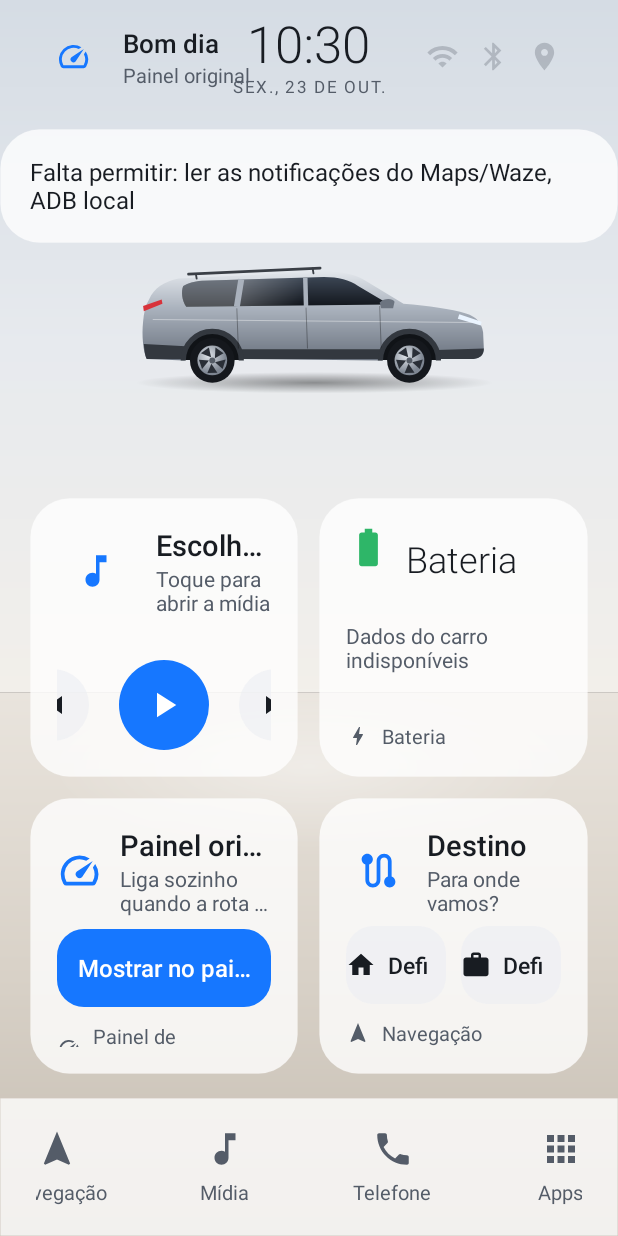
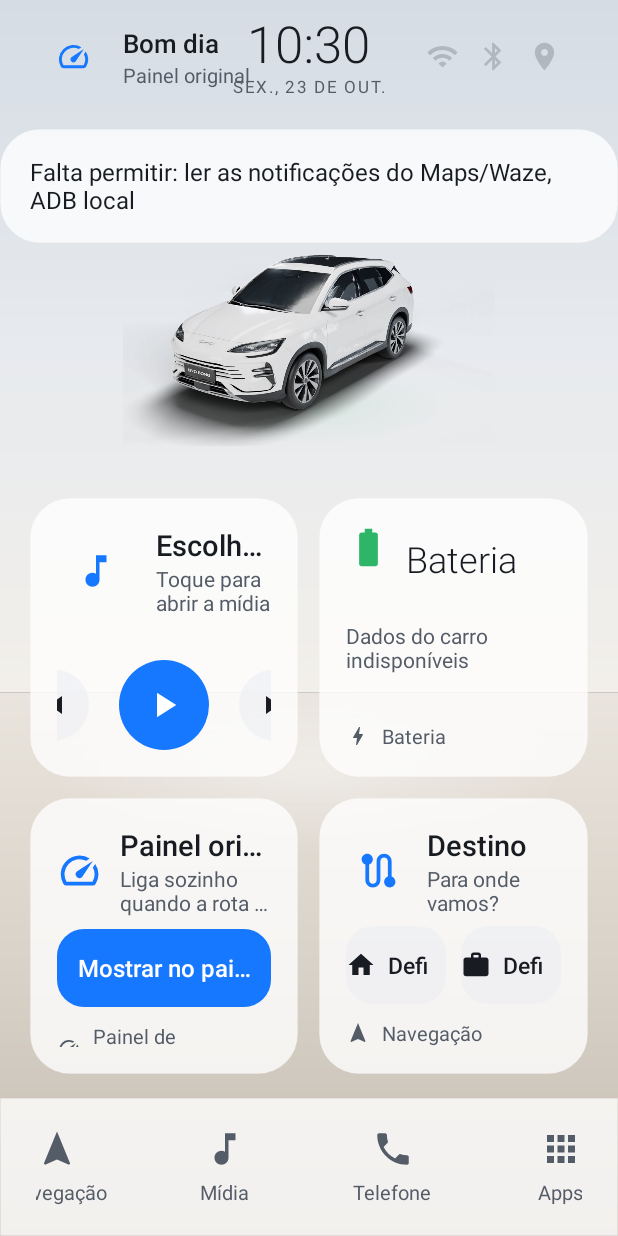
Before and after one commit to paulorochagodoi/painel-livre, an Android app: the screen it shows after launch (LauncherActivity), on a phone screen of 412 x 824 dp. Run offline under Robolectric (Android 15) with nearby library versions, the phone set to English and light mode, and no system bars; libraries missing offline, so code that uses them is left out: org.maplibre.android; 8 statements that could not run were skipped.

Commit message:
Carro 3D do Song Plus na tela inicial: vista 3/4 padrão e vista de cima com destaques

```diff
--- a/app/src/main/java/br/painellivre/ui/LauncherActivity.kt
+++ b/app/src/main/java/br/painellivre/ui/LauncherActivity.kt
@@ -53,7 +53,7 @@ import br.painellivre.nav.NavState
 import br.painellivre.nav.Place
 import br.painellivre.nav.Places
 import br.painellivre.ui.cockpit.BackdropDrawable
-import br.painellivre.ui.cockpit.CarArtDrawable
+import br.painellivre.ui.cockpit.SongCarView
 import br.painellivre.ui.cockpit.Palette
 import br.painellivre.ui.cockpit.WeatherIconDrawable
 import br.painellivre.util.Prefs
@@ -215,15 +215,18 @@ class LauncherActivity : AppCompatActivity() {
     }
 
     private fun renderCarArt() {
-        val iv = findViewById<ImageView>(R.id.carArt)
+        val iv = findViewById<SongCarView>(R.id.carArt)
+        iv.palette = palette
+        iv.modelEnabled = true
         val photo = prefs.carPhoto
         if (photo != null) {
             try {
-                contentResolver.openInputStream(Uri.parse(photo))?.use { iv.setImageDrawable(Drawable.createFromStream(it, "carro")) }
+                contentResolver.openInputStream(Uri.parse(photo))?.use { iv.modelEnabled = false; iv.setImageDrawable(Drawable.createFromStream(it, "carro")) }
                 return
             } catch (t: Throwable) { /* foto removida: volta à ilustração */ }
         }
-        iv.setImageDrawable(CarArtDrawable(palette.dark))
+        iv.setImageDrawable(null)
+        iv.invalidate()
     }
 
     private fun mapStyleUri() = "https://tiles.openfreemap.org/styles/" + if (palette.dark) "dark" else "positron"
@@ -293,6 +296,7 @@ class LauncherActivity : AppCompatActivity() {
     private var lastSdk: VehicleData.Snapshot? = null
 
     private fun renderTelemetry(t: TelemetrySnapshot) {
+        findViewById<SongCarView>(R.id.carArt).snapshot = t
         val card = findViewById<View>(R.id.telemetryCard) ?: return
         val show = t.status == TelemetrySnapshot.Status.OK && t.hasData
         card.visibility = if (show) View.VISIBLE else View.GONE
--- /dev/null
+++ b/app/src/main/java/br/painellivre/ui/cockpit/CarOverlay.kt
@@ -0,0 +1,44 @@
+package br.painellivre.ui.cockpit
+
+import br.painellivre.car.TelemetrySnapshot
+
+/** Coordenadas na imagem car_top inteira, frente à esquerda. Sem dependência do Android. */
+object CarOverlay {
+    data class Mark(val x: Float, val y: Float, val x2: Float = x, val y2: Float = y)
+    val openings = mapOf(
+        "door_fl" to Mark(.39f, .87f, .51f, .98f),
+        "door_rl" to Mark(.55f, .87f, .69f, .98f),
+        "door_fr" to Mark(.39f, .13f, .51f, .02f),
+        "door_rr" to Mark(.55f, .13f, .69f, .02f),
+        "hood" to Mark(.12f, .3f, .12f, .7f),
+        "trunk" to Mark(.94f, .28f, .94f, .72f),
+    )
+    val windows = mapOf(
+        "win_fl" to Mark(.42f, .78f, .52f, .78f),
+        "win_rl" to Mark(.57f, .78f, .68f, .78f),
+        "win_fr" to Mark(.42f, .22f, .52f, .22f),
+        "win_rr" to Mark(.57f, .22f, .68f, .22f),
+        "sunroof" to Mark(.51f, .42f, .66f, .42f),
+        "sunshade" to Mark(.51f, .58f, .66f, .58f),
+    )
+    val tyres = mapOf("fl" to Mark(.23f, .89f), "fr" to Mark(.23f, .11f),
+        "rl" to Mark(.79f, .89f), "rr" to Mark(.79f, .11f))
+    // Traseira direita: ajustar aqui se a conferência do ano/modelo indicar outra posição.
+    val charger = Mark(.84f, .15f)
+    val lock = Mark(.56f, .5f)
+    val baseLock = Mark(.77f, .76f)
+    const val LOW_KPA = 220.0
+    const val HIGH_KPA = 310.0
+    enum class Tyre { UNKNOWN, NORMAL, ALERT }
+    data class State(val open: Set<String>, val windows: Set<String>, val tyres: Map<String, Tyre>,
+        val pressures: Map<String, Double>, val lid: Boolean, val charging: Boolean, val locked: Boolean?) {
+        val highlight get() = open.isNotEmpty() || windows.isNotEmpty() || lid || charging || tyres.values.any { it == Tyre.ALERT }
+    }
+    fun state(s: TelemetrySnapshot?): State {
+        val pressures = tyres.keys.mapNotNull { k -> s?.value("tyre_p_$k")?.let { k to it } }.toMap()
+        return State(openings.keys.filter { s?.isOpen(it) == true }.toSet(),
+            windows.keys.filter { (s?.value(it) ?: 0.0) > 0 }.toSet(),
+            tyres.keys.associateWith { k -> pressures[k]?.let { if (it < LOW_KPA || it > HIGH_KPA) Tyre.ALERT else Tyre.NORMAL } ?: Tyre.UNKNOWN },
+            pressures, s?.chargeLidOpen == true, s?.charging == true, s?.locked)
+    }
+}
--- /dev/null
+++ b/app/src/main/java/br/painellivre/ui/cockpit/SongCarView.kt
@@ -0,0 +1,153 @@
+package br.painellivre.ui.cockpit
+
+import android.animation.ValueAnimator
+import android.content.Context
+import android.graphics.*
+import android.util.AttributeSet
+import androidx.appcompat.widget.AppCompatImageView
+import br.painellivre.R
+import br.painellivre.car.TelemetrySnapshot
+import java.util.Locale
+import kotlin.math.min
+
+/** Renders locais; anima somente a troca de vista e o pulso durante a carga. */
+class SongCarView @JvmOverloads constructor(context: Context, attrs: AttributeSet? = null) : AppCompatImageView(context, attrs) {
+    var modelEnabled = true
+    var palette = Palette.NIGHT
+        set(value) { field = value; invalidate() }
+    var snapshot: TelemetrySnapshot? = null
+        set(value) {
+            field = value
+            val next = CarOverlay.state(value)
+            val changed = state.highlight != next.highlight
+            state = next
+            contentDescription = "Song Plus" + if (next.highlight) ", destaques dos dados do carro" else ""
+            if (changed && isShown && windowVisibility == VISIBLE) {
+                fade.cancel()
+                fade.setFloatValues(mix, if (next.highlight) 1f else 0f)
+                fade.start()
+            } else if (!isShown || windowVisibility != VISIBLE) mix = if (next.highlight) 1f else 0f
+            syncPulse(); invalidate()
+        }
+    private var state = CarOverlay.state(null)
+    private var mix = 0f
+    private var pulse = 0f
+    private val paint = Paint(Paint.ANTI_ALIAS_FLAG or Paint.FILTER_BITMAP_FLAG)
+    private val rect = RectF()
+    private var glowColor = 0
+    private var glowShader: Shader? = null
+    private val fade = ValueAnimator.ofFloat(0f, 1f).apply {
+        duration = 250
+        addUpdateListener { mix = it.animatedValue as Float; invalidate() }
+    }
+    private val chargingPulse = ValueAnimator.ofFloat(0f, 1f).apply {
+        duration = 1600; repeatCount = ValueAnimator.INFINITE; repeatMode = ValueAnimator.REVERSE
+        addUpdateListener { pulse = it.animatedValue as Float; invalidate() }
+    }
+    // Cache compartilhado entre recriações e rotações; sem decodificação em onDraw.
+    private val base = bitmap(context, R.drawable.car_34_base)
+    private val top = bitmap(context, R.drawable.car_top)
+    private fun syncPulse() {
+        if (state.charging && modelEnabled && isShown && windowVisibility == VISIBLE && isAttachedToWindow) {
+            if (!chargingPulse.isStarted) chargingPulse.start()
+        } else chargingPulse.cancel()
+    }
+    override fun onAttachedToWindow() { super.onAttachedToWindow(); syncPulse() }
+    override fun onDetachedFromWindow() { fade.cancel(); chargingPulse.cancel(); super.onDetachedFromWindow() }
+    override fun onVisibilityChanged(changedView: android.view.View, visibility: Int) {
+        super.onVisibilityChanged(changedView, visibility)
+        // ImageView pode chamar isto antes dos animadores serem inicializados.
+        if (isAttachedToWindow) { syncPulse(); if (!isShown) { fade.cancel(); mix = if (state.highlight) 1f else 0f } }
+    }
+    override fun onWindowVisibilityChanged(visibility: Int) {
+        super.onWindowVisibilityChanged(visibility)
+        if (isAttachedToWindow) { if (visibility == VISIBLE) syncPulse() else { chargingPulse.cancel(); fade.cancel(); mix = if (state.highlight) 1f else 0f } }
+    }
+    override fun onDraw(c: Canvas) {
+        if (!modelEnabled) { super.onDraw(c); return }
+        val w = (width - paddingLeft - paddingRight).toFloat()
+        val h = (height - paddingTop - paddingBottom).toFloat()
+        if (w <= 0 || h <= 0) return
+        fun image(b: Bitmap, alpha: Float): RectF {
+            val scale = min(w * (if (b === top) .85f else 1f) / b.width, h * (if (b === top) .68f else .9f) / b.height)
+            val bw = b.width * scale; val bh = b.height * scale
+            rect.set(paddingLeft + (w-bw)/2, paddingTop + (h-bh)/2, paddingLeft+(w+bw)/2, paddingTop+(h+bh)/2)
+            paint.style = Paint.Style.FILL; paint.color = Color.WHITE; paint.alpha = (255*alpha).toInt()
+            c.drawBitmap(b, null, rect, paint)
+            return rect
+        }
+        // O render base já inclui sombra de contato; halo elíptico discreto integra o fundo.
+        val glow = c.save()
+        c.translate(paddingLeft+w*.5f, paddingTop+h*.76f)
+        c.scale(w*.36f,h*.12f)
+        paint.alpha = 255
+        if (glowColor != palette.ok || glowShader == null) {
+            glowColor = palette.ok
+            glowShader = RadialGradient(0f,0f,1f,intArrayOf((palette.ok and 0xFFFFFF) or 0x18000000,Color.TRANSPARENT),null,Shader.TileMode.CLAMP)
+        }
+        paint.shader = glowShader
+        c.drawCircle(0f,0f,1f,paint)
+        paint.shader = null
+        c.restoreToCount(glow)
+        if (mix < 1f) image(base, 1f-mix)
+        if (mix > 0f) {
+            val r = image(top, mix)
+            val save = c.save()
+            c.translate(r.left, r.top); c.scale(r.width(), r.height())
+            fun segment(m: CarOverlay.Mark, color: Int) {
+                paint.color = color; paint.alpha = (mix*255).toInt(); paint.strokeWidth = .012f; paint.strokeCap = Paint.Cap.ROUND
+                c.drawLine(m.x, m.y, m.x2, m.y2, paint)
+            }
+            state.open.forEach { segment(CarOverlay.openings.getValue(it), palette.warn) }
+            state.windows.forEach { segment(CarOverlay.windows.getValue(it), palette.warn) }
+            CarOverlay.tyres.forEach { (k, m) ->
+                val status = state.tyres.getValue(k)
+                segment(CarOverlay.Mark(m.x-.025f,m.y,m.x+.025f,m.y), when(status) {
+                    CarOverlay.Tyre.ALERT -> palette.warn; CarOverlay.Tyre.NORMAL -> palette.ok; else -> palette.text3
+                })
+                val text = state.pressures[k]?.let { String.format(Locale("pt", "BR"), "%.2f bar", it/100) } ?: "—"
+                val label = c.save()
+                c.scale(1f/r.width(), 1f/r.height())
+                paint.textSize = 16f * resources.displayMetrics.scaledDensity
+                paint.textAlign = Paint.Align.CENTER
+                c.drawText(text, m.x*r.width(), (if (m.y < .5f) m.y-.055f else m.y+.085f)*r.height(), paint)
+                c.restoreToCount(label)
+            }
+            val m = CarOverlay.charger
+            if (state.lid) { paint.color = palette.warn; paint.alpha = (255*mix).toInt(); c.drawCircle(m.x,m.y,.025f,paint) }
+            if (state.charging) {
+                paint.color = palette.ok; paint.alpha = ((130+100*pulse)*mix).toInt()
+                c.drawCircle(m.x,m.y,.033f+.008f*pulse,paint)
+                paint.color = Color.BLACK; paint.alpha = (255*mix).toInt(); paint.strokeWidth = .008f
+                c.drawLine(m.x+.008f,m.y-.025f,m.x-.008f,m.y,paint)
+                c.drawLine(m.x-.008f,m.y,m.x+.008f,m.y,paint)
+                c.drawLine(m.x+.008f,m.y,m.x-.008f,m.y+.025f,paint)
+            }
+            c.restoreToCount(save)
+        }
+        // Cadeado fica legível nas duas vistas e não altera a decisão de destaque.
+        if (state.locked != null) {
+            val m = if (mix >= .5f) CarOverlay.lock else CarOverlay.baseLock
+            val r = imageBounds(if (mix >= .5f) top else base,w,h)
+            val x = r.left+r.width()*m.x; val y = r.top+r.height()*m.y
+            val size = min(w,h)*.045f
+            paint.alpha=255; paint.color=if(state.locked == true) palette.ok else palette.text2
+            paint.style=Paint.Style.STROKE; paint.strokeWidth=size*.16f
+            c.drawArc(x-size*.3f,y-size*.6f,x+size*.3f,y+size*.2f,if (state.locked == true) 180f else 210f,if (state.locked == true) 180f else 140f,false,paint)
+            paint.style=Paint.Style.FILL
+            c.drawRoundRect(x-size*.45f,y,x+size*.45f,y+size*.65f,size*.1f,size*.1f,paint)
+            if (state.locked == false) { paint.color=palette.text2; c.drawLine(x+size*.3f,y-size*.4f,x+size*.55f,y-size*.65f,paint) }
+        }
+        paint.alpha=255
+    }
+    private fun imageBounds(b: Bitmap,w:Float,h:Float): RectF {
+        val scale=min(w*(if(b === top) .85f else 1f)/b.width,h*(if(b === top) .68f else .9f)/b.height)
+        return RectF(paddingLeft+(w-b.width*scale)/2,paddingTop+(h-b.height*scale)/2,paddingLeft+(w+b.width*scale)/2,paddingTop+(h+b.height*scale)/2)
+    }
+    companion object {
+        private val cache = mutableMapOf<Int,Bitmap>()
+        @Synchronized private fun bitmap(c:Context,id:Int):Bitmap = cache.getOrPut(id) {
+            BitmapFactory.decodeResource(c.resources,id,BitmapFactory.Options().apply { inScaled=false })
+        }
+    }
+}
--- a/app/src/main/res/layout/include_hero.xml
+++ b/app/src/main/res/layout/include_hero.xml
@@ -7,7 +7,7 @@
     android:layout_height="0dp"
     android:layout_weight="1">
 
-    <ImageView
+    <br.painellivre.ui.cockpit.SongCarView
         android:id="@+id/carArt"
         android:layout_width="match_parent"
         android:layout_height="match_parent"
```
Also changed, not shown: app/src/main/java/br/painellivre/car/VehicleTelemetry.kt (+11 -6 lines), app/src/main/java/br/painellivre/ui/DebugActivity.kt (+6 -6 lines), app/src/main/res/drawable-nodpi/car_34_base.webp (added), app/src/main/res/drawable-nodpi/car_top.webp (added), 10 other files.
